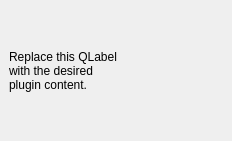
Qt form yleiskaava_dockwidget_base.ui (ernoma/yleiskaava) before a commit.
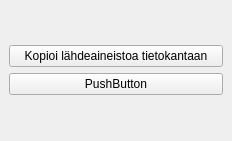
The same form after that commit.

```diff
--- a/yleiskaava_dockwidget_base.ui
+++ b/yleiskaava_dockwidget_base.ui
@@ -16,13 +16,22 @@
   <widget class="QWidget" name="dockWidgetContents">
    <layout class="QGridLayout" name="gridLayout">
     <item row="0" column="0">
-     <widget class="QLabel" name="label">
+     <layout class="QVBoxLayout" name="verticalLayout">
+      <item>
+       <widget class="QPushButton" name="pushButtonCopySourceDataToDatabase">
       <property name="text">
-       <string>Replace this QLabel
-with the desired
-plugin content.</string>
-      </property>
-     </widget>
+         <string>Kopioi lähdeaineistoa tietokantaan</string>
+        </property>
+       </widget>
+      </item>
+      <item>
+       <widget class="QPushButton" name="pushButton_2">
+        <property name="text">
+         <string>PushButton</string>
+        </property>
+       </widget>
+      </item>
+     </layout>
     </item>
    </layout>
   </widget>
```
Lines whose indentation alone changed are shown as unchanged.
